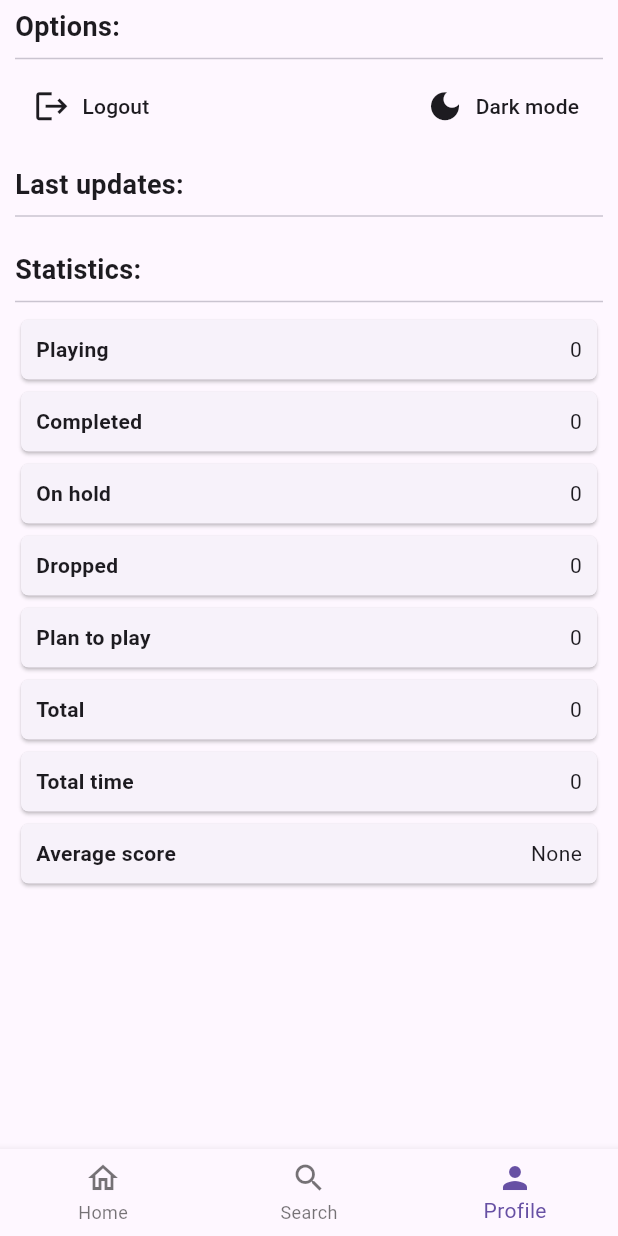
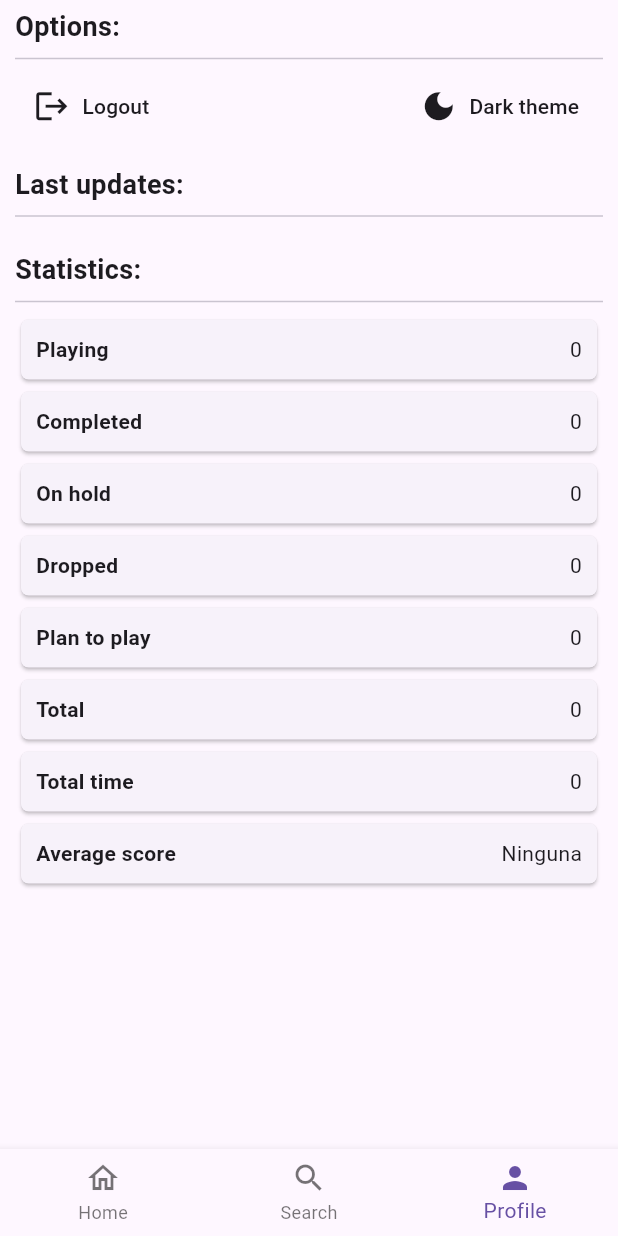
Before and after one commit to HugoReyHol/gestion_juegos, a Flutter app: the App screen opened by its route, item 3 of the bottom bar chosen, on a phone screen of 412 x 824 dp. Run offline on Flutter 3.47's test engine with Material 3 defaults, Android fonts, the light colour scheme and no system bars; our stand-ins replace flutter_riverpod, shared_preferences, sqflite_common_ffi; accounts and stored records are empty; generated files the repository leaves out were written again.

Commit message:
Stats traducido, sin provider

```diff
--- a/lib/screens/stats.dart
+++ b/lib/screens/stats.dart
@@ -6,6 +6,7 @@ import 'package:gestion_juegos/providers/theme_provider.dart';
 import 'package:gestion_juegos/providers/user_provider.dart';
 import 'package:gestion_juegos/util/extensions.dart';
 import 'package:gestion_juegos/util/style_constants.dart';
+import 'package:flutter_gen/gen_l10n/app_localizations.dart';
 
 class Stats extends ConsumerWidget {
   Stats({super.key});
@@ -28,12 +29,13 @@ class Stats extends ConsumerWidget {
     final gameStats = ref.watch(statsProvider);
     final lastGames = ref.watch(lastGamesProvider(2));
     final Color color = Theme.of(context).textTheme.bodyMedium!.color!;
+    final loc = AppLocalizations.of(context)!;
 
     return Column(
       crossAxisAlignment: CrossAxisAlignment.start,
       children: [
         Text(
-          "Options:",
+          loc.stats_options,
           style: TextStyle(
             fontWeight: FontWeight.bold,
             fontSize: compactTitle
@@ -45,7 +47,7 @@ class Stats extends ConsumerWidget {
           children: [
             TextButton.icon(
               label: Text(
-                "Logout",
+                loc.logout,
                 style: TextStyle(color: color),
               ),
               icon: Icon(
@@ -59,7 +61,7 @@ class Stats extends ConsumerWidget {
             ),
             TextButton.icon(
               label: Text(
-                isDarkTheme ? "Light mode" : "Dark mode",
+                isDarkTheme ? loc.l_mode : loc.d_mode,
                 style: TextStyle(color: color),
               ),
               icon: Icon(
@@ -75,7 +77,7 @@ class Stats extends ConsumerWidget {
         ),
         SizedBox(height: 15,),
         Text(
-          "Last updates:",
+          loc.stats_updates,
           style: TextStyle(
             fontWeight: FontWeight.bold,
             fontSize: compactTitle
@@ -88,7 +90,7 @@ class Stats extends ConsumerWidget {
         ),
         SizedBox(height: 15,),
         Text(
-          "Statistics:",
+          loc.stats_stats,
           style: TextStyle(
             fontWeight: FontWeight.bold,
             fontSize: compactTitle
@@ -107,17 +109,19 @@ class Stats extends ConsumerWidget {
   Widget _normalStats(BuildContext context, WidgetRef ref) {
     final gameStats = ref.watch(statsProvider);
     final lastGames = ref.watch(lastGamesProvider(3));
+    final loc = AppLocalizations.of(context)!;
 
     return Row(
       crossAxisAlignment: CrossAxisAlignment.start,
+      spacing: 30,
       children: [
         Expanded(
-          flex: 4,
+          flex: 6,
           child: Column(
             crossAxisAlignment: CrossAxisAlignment.start,
             children: [
               Text(
-                "Last updates:",
+                loc.stats_updates,
                 style: TextStyle(
                   fontWeight: FontWeight.bold,
                   fontSize: normalTitle
@@ -132,12 +136,12 @@ class Stats extends ConsumerWidget {
           ),
         ),
         Expanded(
-          flex: 6,
+          flex: 4,
           child: Column(
             crossAxisAlignment: CrossAxisAlignment.start,
             children: [
               Text(
-                "Statistics:",
+                loc.stats_stats,
                 style: TextStyle(
                   fontWeight: FontWeight.bold,
                   fontSize: normalTitle
@@ -166,6 +170,8 @@ class StatInfo extends StatelessWidget {
 
   @override
   Widget build(BuildContext context) {
+    final loc = AppLocalizations.of(context)!;
+
     return Card(
       shape: RoundedRectangleBorder(borderRadius: BorderRadius.circular(5)),
       child: Padding(
@@ -181,7 +187,7 @@ class StatInfo extends StatelessWidget {
               ),
             ),
             Text(
-              value == -1 ? "None" : "$value",
+              value == -1 ? loc.none : "$value",
               style: TextStyle(fontSize: isCompact ? compactText : normalText),
             )
           ],
```
Also changed, not shown: lib/l10n/app_en.arb (+6 -1 lines), lib/l10n/app_es.arb (+6 -1 lines).
